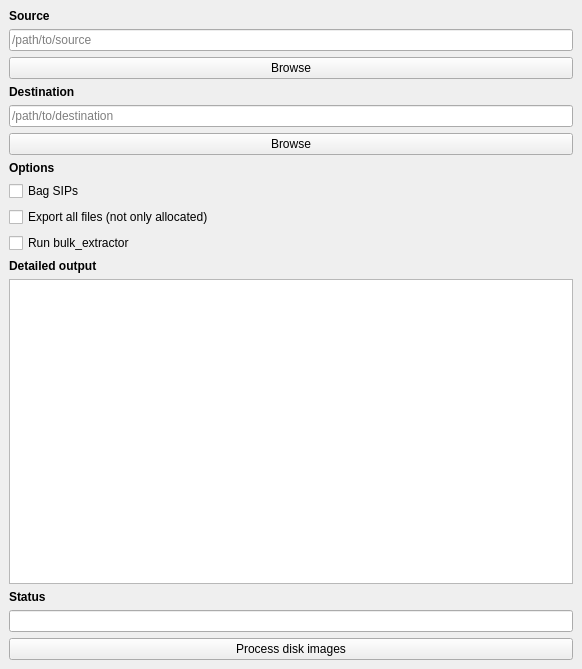
Above: design.ui from CCA-Public/diskimageprocessor before the change. Below: the same form after it.
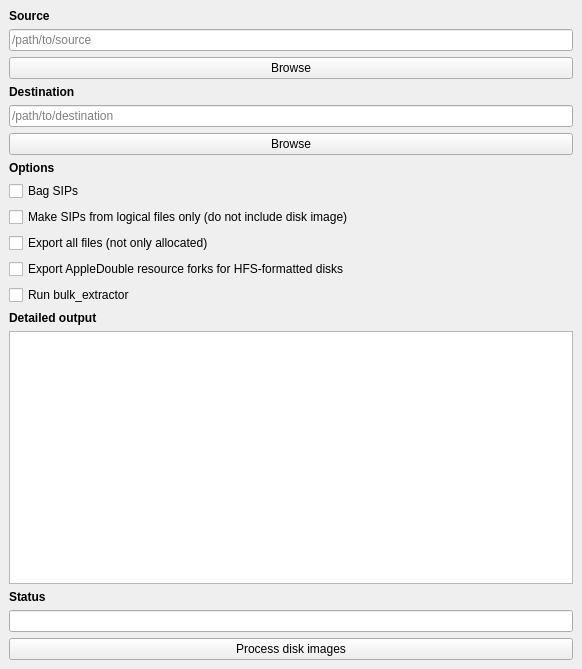
That is the form after the change.

Commit message: Add option to export resforks

```diff
--- a/design.ui
+++ b/design.ui
@@ -71,6 +71,13 @@
       </property>
      </widget>
     </item>
+    <item>
+     <widget class="QCheckBox" name="filesonlyBtn">
+      <property name="text">
+       <string>Make SIPs from logical files only (do not include disk image)</string>
+      </property>
+     </widget>
+    </item>
     <item>
      <widget class="QCheckBox" name="checkBox_2">
       <property name="text">
@@ -78,6 +85,13 @@
       </property>
      </widget>
     </item>
+    <item>
+     <widget class="QCheckBox" name="resforksBtn">
+      <property name="text">
+       <string>Export AppleDouble resource forks for HFS-formatted disks</string>
+      </property>
+     </widget>
+    </item>
     <item>
      <widget class="QCheckBox" name="checkBox_3">
       <property name="text">
```
The commit also changes 3 other files.
